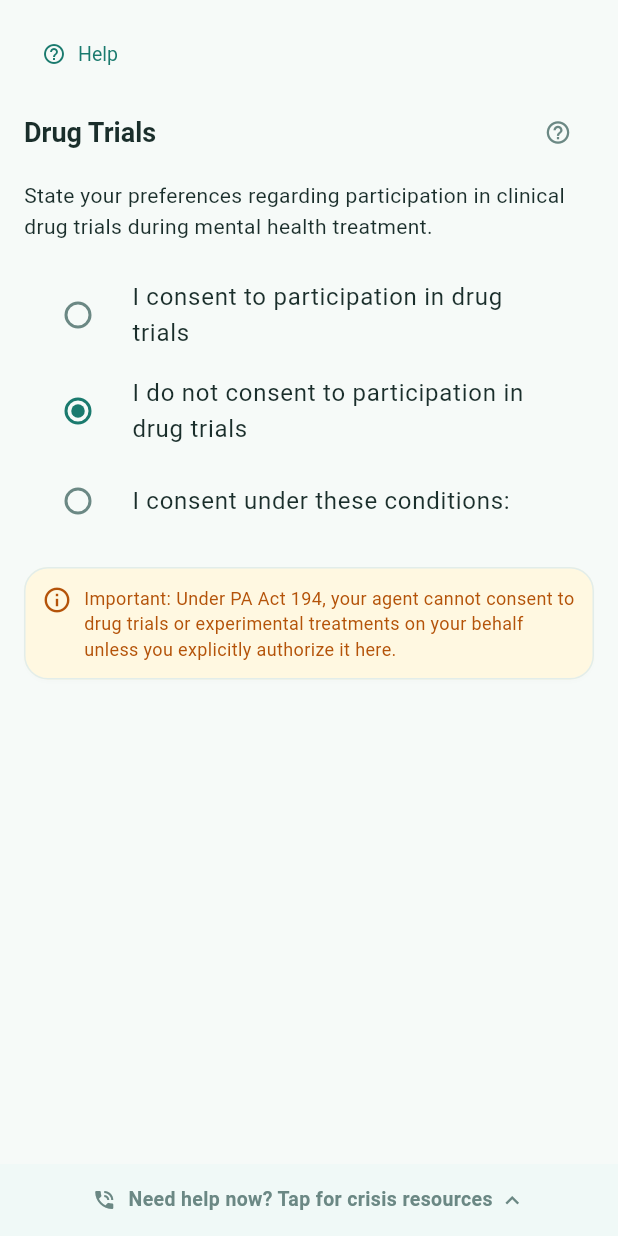
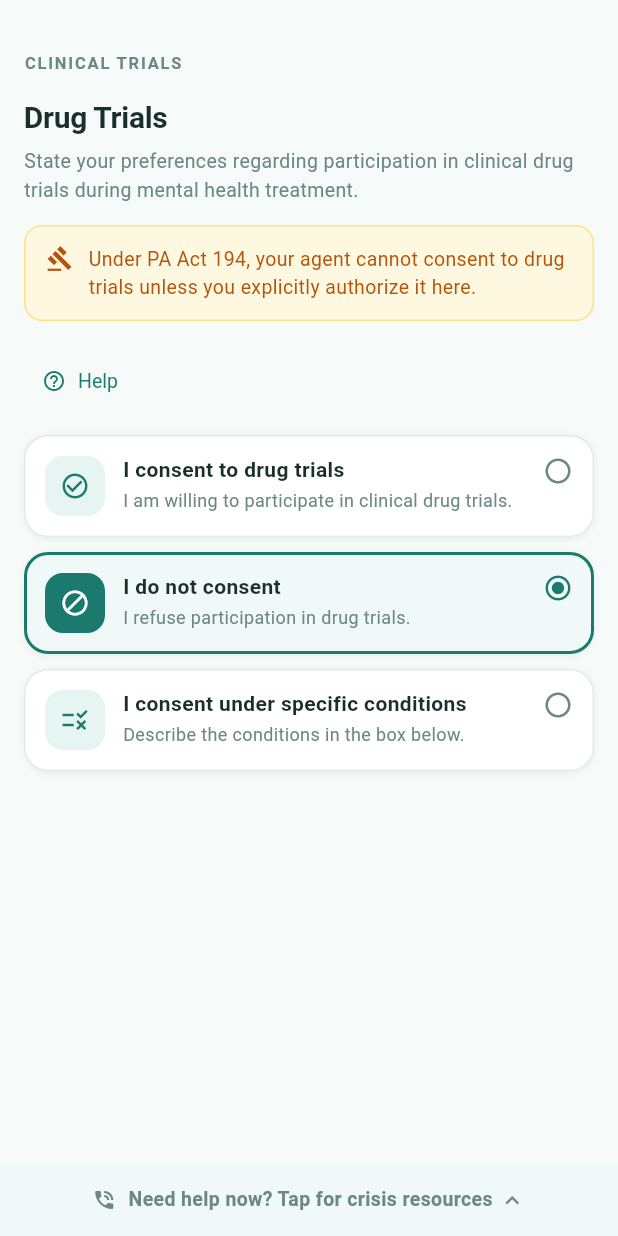
Before and after one commit to Onica5000/MHAD, a Flutter app: the DrugTrialsStep widget shown alone on an empty page, opened directly with empty values, on a phone screen of 412 x 824 dp. Run offline on Flutter 3.47's test engine with Material 3 defaults, Android fonts, the phone set to English and light mode, and no system bars; our stand-ins replace drift, file_picker, flutter_contacts, flutter_local_notifications, flutter_riverpod, flutter_secure_storage and 11 more; missing offline and left inert: ndef_record, nfc_manager, safe_device, sqlcipher_flutter_libs, sqlite3; accounts and stored records are empty; generated files the repository leaves out were written again; Roboto replaces fonts that are missing (DM Sans).

Commit message:
Consent steps: match prototype card style; move AI chat to app bar
- New shared ConsentOptionTile widget: icon, title, description, selected state (primary tint + border + filled icon)
- ECT, Experimental Studies, Drug Trials: replaced RadioListTiles with ConsentOptionTile; replaced legacy tertiary Card with InfoBanner warning; added SectionLabel headers
- Wizard AppBar: moved AI Chat from floating action button into the actions row alongside Smart Fill and Document Import

https://claude.ai/code/session_016jFLXx8eEx8UgYj4G1zfJR

```diff
--- a/lib/ui/wizard/steps/drug_trials_step.dart
+++ b/lib/ui/wizard/steps/drug_trials_step.dart
@@ -4,7 +4,10 @@ import 'package:drift/drift.dart' show Value;
 import 'package:mhad/data/database/app_database.dart';
 import 'package:mhad/domain/model/directive.dart';
 import 'package:mhad/providers/app_providers.dart';
-import 'package:mhad/ui/wizard/widgets/field_help_icon.dart';
+import 'package:mhad/ui/theme/app_theme.dart';
+import 'package:mhad/ui/widgets/design/info_banner.dart';
+import 'package:mhad/ui/widgets/design/section_label.dart';
+import 'package:mhad/ui/wizard/widgets/consent_option_tile.dart';
 import 'package:mhad/ui/wizard/widgets/wizard_help_button.dart';
 import 'package:mhad/ui/wizard/wizard_step_mixin.dart';
 
@@ -88,6 +91,7 @@ class _DrugTrialsStepState extends ConsumerState<DrugTrialsStep>
 
   @override
   Widget build(BuildContext context) {
+    final p = Theme.of(context).mhadPalette;
     const helpText =
         'Clinical drug trials test new medications. You can consent, refuse, '
         'or set conditions for your participation.\n\n'
@@ -98,99 +102,81 @@ class _DrugTrialsStepState extends ConsumerState<DrugTrialsStep>
     return Form(
       key: _formKey,
       child: ListView(
-        padding: const EdgeInsets.all(16),
+        padding: const EdgeInsets.fromLTRB(16, 16, 16, 24),
         children: [
-          WizardHelpButton(helpText: helpText, stepId: 'drugTrials'),
-          const SizedBox(height: 8),
-          Row(
-            children: [
-              Expanded(
-                child: Text(
+          const SectionLabel('CLINICAL TRIALS'),
+          const SizedBox(height: 6),
+          Text(
             'Drug Trials',
-                  style: Theme.of(context).textTheme.titleLarge,
+            style: Theme.of(context).textTheme.headlineSmall,
+          ),
+          const SizedBox(height: 6),
+          Text(
+            'State your preferences regarding participation in clinical drug '
+            'trials during mental health treatment.',
+            style: TextStyle(
+              fontFamily: 'DM Sans',
+              fontSize: 13,
+              color: p.textMuted,
+              height: 1.45,
             ),
           ),
-              const FieldHelpIcon(
-                tooltip:
-                    'Drug trials (clinical trials) test new medications or new '
-                    'uses of existing medications. They may involve placebos. '
-                    'You can consent, refuse, or set conditions for participation.',
-              ),
-            ],
+          const SizedBox(height: 14),
+          const InfoBanner(
+            icon: Icons.gavel_outlined,
+            variant: InfoBannerVariant.warning,
+            text: 'Under PA Act 194, your agent cannot consent to drug '
+                'trials unless you explicitly authorize it here.',
           ),
           const SizedBox(height: 8),
-          const Text(
-            'State your preferences regarding participation in clinical drug '
-            'trials during mental health treatment.',
+          WizardHelpButton(helpText: helpText, stepId: 'drugTrials'),
+          const SizedBox(height: 16),
+          ConsentOptionTile(
+            icon: Icons.check_circle_outline,
+            title: 'I consent to drug trials',
+            description:
+                'I am willing to participate in clinical drug trials.',
+            selected: _consent == ConsentOption.yes,
+            onTap: () => setState(() => _consent = ConsentOption.yes),
           ),
-          const SizedBox(height: 16),
-          RadioGroup<ConsentOption>(
-            groupValue: _consent,
-            onChanged: (v) => setState(() => _consent = v!),
-            child: Column(
-              children: [
-                RadioListTile<ConsentOption>(
-                  title: const Text('I consent to participation in drug trials'),
-                  value: ConsentOption.yes,
+          ConsentOptionTile(
+            icon: Icons.block,
+            title: 'I do not consent',
+            description: 'I refuse participation in drug trials.',
+            selected: _consent == ConsentOption.no,
+            onTap: () => setState(() => _consent = ConsentOption.no),
           ),
-                RadioListTile<ConsentOption>(
-                  title:
-                      const Text('I do not consent to participation in drug trials'),
-                  value: ConsentOption.no,
-                ),
-                RadioListTile<ConsentOption>(
-                  title: const Text('I consent under these conditions:'),
-                  value: ConsentOption.conditional,
+          ConsentOptionTile(
+            icon: Icons.rule,
+            title: 'I consent under specific conditions',
+            description: 'Describe the conditions in the box below.',
+            selected: _consent == ConsentOption.conditional,
+            onTap: () =>
+                setState(() => _consent = ConsentOption.conditional),
           ),
           if (_hasAgentSections)
-                  RadioListTile<ConsentOption>(
-                    title: const Text(
-                        'My agent will make decisions about drug trials'),
-                    value: ConsentOption.agentDecides,
-                  ),
-              ],
-            ),
+            ConsentOptionTile(
+              icon: Icons.person_outline,
+              title: 'My agent will decide',
+              description:
+                  'Authorize your agent to consent or refuse on your behalf.',
+              selected: _consent == ConsentOption.agentDecides,
+              onTap: () =>
+                  setState(() => _consent = ConsentOption.agentDecides),
             ),
           if (_consent == ConsentOption.conditional) ...[
-            const SizedBox(height: 12),
+            const SizedBox(height: 6),
             TextFormField(
               controller: _conditionsCtrl,
               maxLines: 3,
               decoration: const InputDecoration(
                 labelText: 'Conditions',
-                border: OutlineInputBorder(),
+                hintText: 'e.g., only trials with an independent safety monitor',
               ),
               validator: (v) =>
                   (v == null || v.trim().isEmpty) ? 'Required' : null,
             ),
           ],
-          const SizedBox(height: 16),
-          Card(
-            color: Theme.of(context).colorScheme.tertiaryContainer,
-            child: Padding(
-              padding: const EdgeInsets.all(12),
-              child: Row(
-                crossAxisAlignment: CrossAxisAlignment.start,
-                children: [
-                  Icon(Icons.info_outline, size: 20,
-                      color: Theme.of(context).colorScheme.onTertiaryContainer),
-                  const SizedBox(width: 8),
-                  Expanded(
-                    child: Text(
-                      'Important: Under PA Act 194, your agent cannot consent '
-                      'to drug trials or experimental treatments on your '
-                      'behalf unless you explicitly authorize it here.',
-                      style: TextStyle(
-                        fontSize: 12,
-                        color: Theme.of(context).colorScheme.onTertiaryContainer,
-                        height: 1.4,
-                      ),
-                    ),
-                  ),
-                ],
-              ),
-            ),
-          ),
         ],
       ),
     );
--- /dev/null
+++ b/lib/ui/wizard/widgets/consent_option_tile.dart
@@ -0,0 +1,95 @@
+import 'package:flutter/material.dart';
+import 'package:mhad/ui/theme/app_theme.dart';
+import 'package:mhad/ui/widgets/design/design_card.dart';
+
+/// A selectable tile used on consent-style wizard steps (ECT, Experimental
+/// Studies, Drug Trials). Renders as a DesignCard with an icon, title, and
+/// optional description. When [selected], shows primary tint + border.
+class ConsentOptionTile extends StatelessWidget {
+  final IconData icon;
+  final String title;
+  final String? description;
+  final bool selected;
+  final VoidCallback onTap;
+
+  const ConsentOptionTile({
+    required this.icon,
+    required this.title,
+    required this.selected,
+    required this.onTap,
+    this.description,
+    super.key,
+  });
+
+  @override
+  Widget build(BuildContext context) {
+    final p = Theme.of(context).mhadPalette;
+    return Padding(
+      padding: const EdgeInsets.only(bottom: 10),
+      child: DesignCard(
+        variant: selected ? DesignCardVariant.tinted : DesignCardVariant.plain,
+        overrideBorder: selected
+            ? BorderSide(color: p.primary, width: 2)
+            : null,
+        onTap: onTap,
+        padding: const EdgeInsets.fromLTRB(14, 14, 14, 14),
+        child: Row(
+          crossAxisAlignment: CrossAxisAlignment.start,
+          children: [
+            Container(
+              width: 40,
+              height: 40,
+              decoration: BoxDecoration(
+                color: selected ? p.primary : p.primaryLight,
+                borderRadius: BorderRadius.circular(12),
+              ),
+              child: Icon(
+                icon,
+                size: 20,
+                color: selected ? Colors.white : p.primary,
+              ),
+            ),
+            const SizedBox(width: 12),
+            Expanded(
+              child: Column(
+                crossAxisAlignment: CrossAxisAlignment.start,
+                children: [
+                  Text(
+                    title,
+                    style: TextStyle(
+                      fontFamily: 'DM Sans',
+                      fontWeight: FontWeight.w600,
+                      fontSize: 14,
+                      color: p.text,
+                      height: 1.35,
+                    ),
+                  ),
+                  if (description != null) ...[
+                    const SizedBox(height: 2),
+                    Text(
+                      description!,
+                      style: TextStyle(
+                        fontFamily: 'DM Sans',
+                        fontSize: 12,
+                        color: p.textMuted,
+                        height: 1.4,
+                      ),
+                    ),
+                  ],
+                ],
+              ),
+            ),
+            const SizedBox(width: 8),
+            Icon(
+              selected
+                  ? Icons.radio_button_checked
+                  : Icons.radio_button_unchecked,
+              size: 20,
+              color: selected ? p.primary : p.textMuted,
+            ),
+          ],
+        ),
+      ),
+    );
+  }
+}
```
Also changed, not shown: lib/ui/wizard/steps/ect_step.dart (+58 -71 lines), lib/ui/wizard/steps/experimental_studies_step.dart (+59 -73 lines), lib/ui/wizard/wizard_screen.dart (+22 -29 lines). Lines whose indentation alone changed are shown as unchanged.
